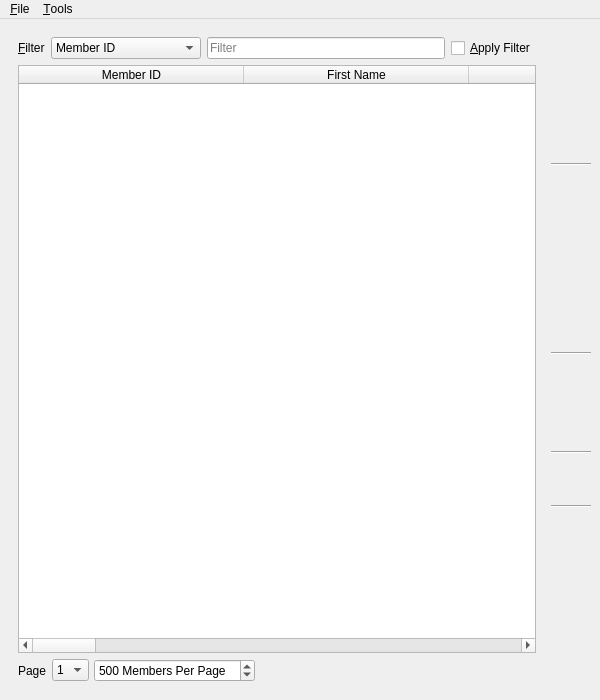
First picture: the form in UI/biblioteq_members_browser.ui, repository textbrowser/biblioteq, before the edit.
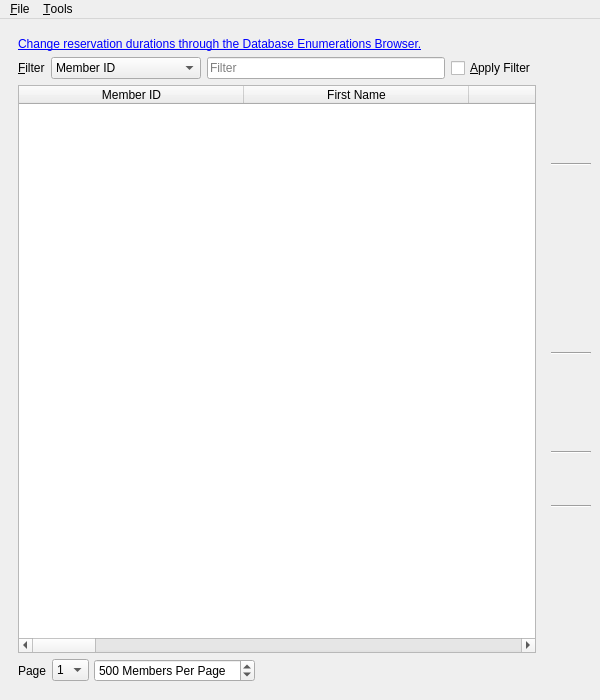
Second picture: the form after the edit. Icons and pictures are not drawn.

Commit message: Helpful application link.

```diff
--- a/UI/biblioteq_members_browser.ui
+++ b/UI/biblioteq_members_browser.ui
@@ -22,6 +22,16 @@
     <item>
      <widget class="QFrame" name="frame">
       <layout class="QVBoxLayout">
+       <item>
+        <widget class="QLabel" name="database_enumerations_browser_label">
+         <property name="text">
+          <string>&lt;html&gt;&lt;head/&gt;&lt;body&gt;&lt;p&gt;&lt;a href=&quot;launch_database_enumerations_browser&quot;&gt;Change reservation durations through the Database Enumerations Browser.&lt;/a&gt;&lt;/p&gt;&lt;/body&gt;&lt;/html&gt;</string>
+         </property>
+         <property name="wordWrap">
+          <bool>true</bool>
+         </property>
+        </widget>
+       </item>
        <item>
         <layout class="QHBoxLayout">
          <item>
```
The commit also changes 2 other files.
